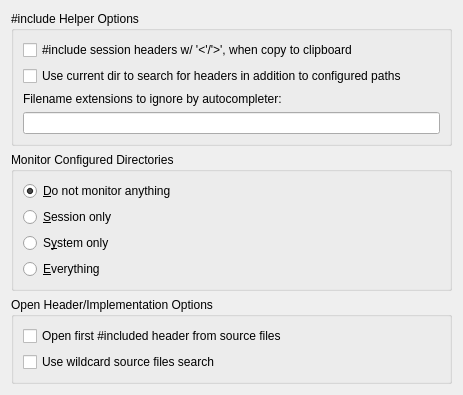
Old version of the form src/other_settings.ui in the repository zaufi/kate-cpp-helper-plugin.
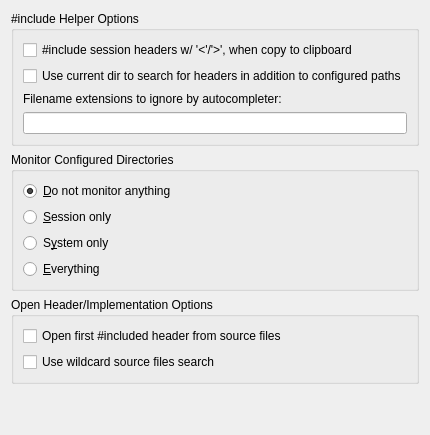
New version of the form. Custom widgets are drawn as their Qt base class.

The edit to the form file:
```diff
--- a/src/other_settings.ui
+++ b/src/other_settings.ui
@@ -2,14 +2,6 @@
 <ui version="4.0">
  <class>PerSessionSettingsConfigWidget</class>
  <widget class="QWidget" name="PerSessionSettingsConfigWidget">
-  <property name="geometry">
-   <rect>
-    <x>0</x>
-    <y>0</y>
-    <width>463</width>
-    <height>376</height>
-   </rect>
-  </property>
   <property name="windowTitle">
    <string>Session Settings</string>
   </property>
```
